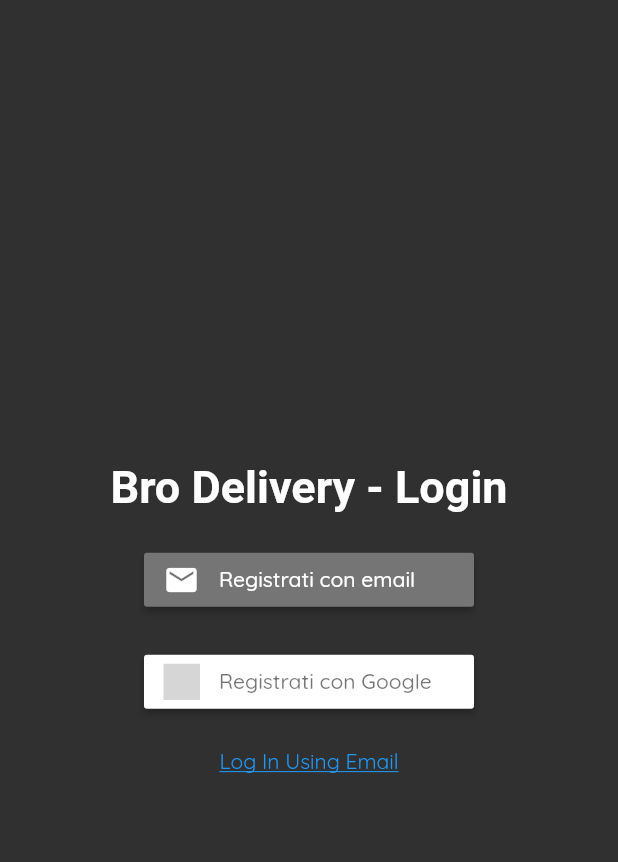
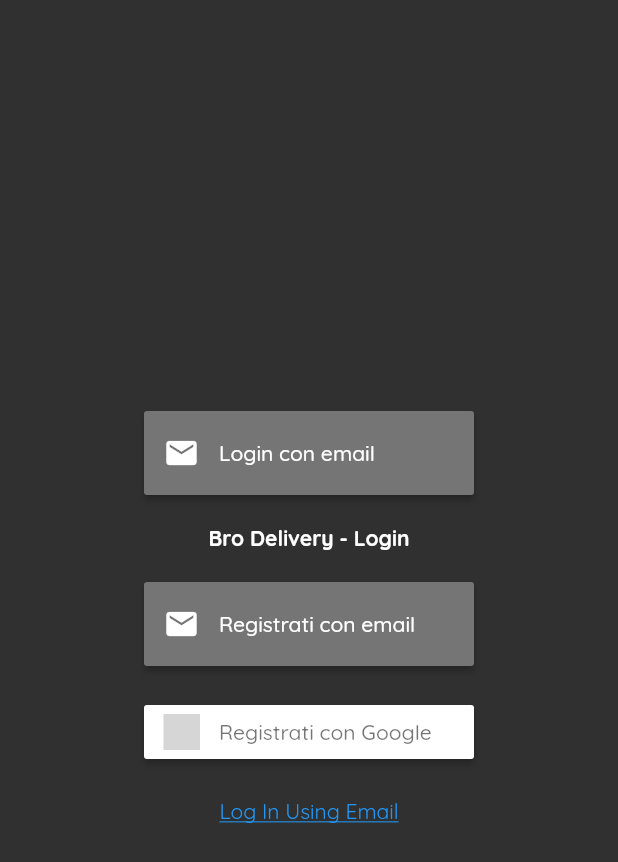
Before and after one commit to AndreaBasile97/flutterfooddelivery, a Flutter app: the screen it shows after launch, on a phone screen of 412 x 824 dp. Shown: the top 862 px of the screen. Run offline on Flutter 3.47's test engine with Material 2 defaults, Android fonts, the phone set to English and light mode, and no system bars; our stand-ins replace firebase_auth, flutter_signin_button, google_sign_in; accounts and stored records are empty; grey boxes are pictures that could not be loaded.

Commit message:
login with email

```diff
--- a/fooddelivery/lib/screens/login_screen.dart
+++ b/fooddelivery/lib/screens/login_screen.dart
@@ -1,8 +1,8 @@
 import 'package:flutter/material.dart';
 import 'package:flutter_signin_button/flutter_signin_button.dart';
 import 'package:flutter_signin_button/button_list.dart';
-// import 'package:fooddelivery/backend/authentication.dart';
 import 'package:fooddelivery/interactive/google_sign_in_button.dart';
+import 'package:fooddelivery/screens/login_form.dart';
 import 'package:fooddelivery/screens/registration_form.dart';
 
 class LoginScreen extends StatelessWidget {
@@ -14,17 +14,30 @@ class LoginScreen extends StatelessWidget {
           mainAxisAlignment: MainAxisAlignment.center,
           children: <Widget>[
             Padding(
+                padding: EdgeInsets.all(10.0),
+                child: SignInButton(
+                  Buttons.Email,
+                  padding: EdgeInsets.only(top: 16, bottom: 16),
+                  text: "Login con email",
+                  onPressed: () {
+                    // cliccando registra automaticamente un utente mockato
+                    // await Authentication.signInWithEmail(context: context);
+                    Navigator.push(
+                      context,
+                      MaterialPageRoute(builder: (context) => LoginForm()),
+                    );
+                  },
+                )),
+            Padding(
               padding: EdgeInsets.all(10.0),
               child: Text("Bro Delivery - Login",
-                  style: TextStyle(
-                      fontWeight: FontWeight.bold,
-                      fontSize: 30,
-                      fontFamily: 'Roboto')),
+                  style: TextStyle(fontWeight: FontWeight.bold)),
             ),
             Padding(
                 padding: EdgeInsets.all(10.0),
                 child: SignInButton(
                   Buttons.Email,
+                  padding: EdgeInsets.only(top: 16, bottom: 16),
                   text: "Registrati con email",
                   onPressed: () {
                     // cliccando registra automaticamente un utente mockato
```
Also changed, not shown: fooddelivery/lib/backend/authentication.dart (+24 -0 lines), fooddelivery/lib/screens/login_form.dart (added, +79 -0 lines).
